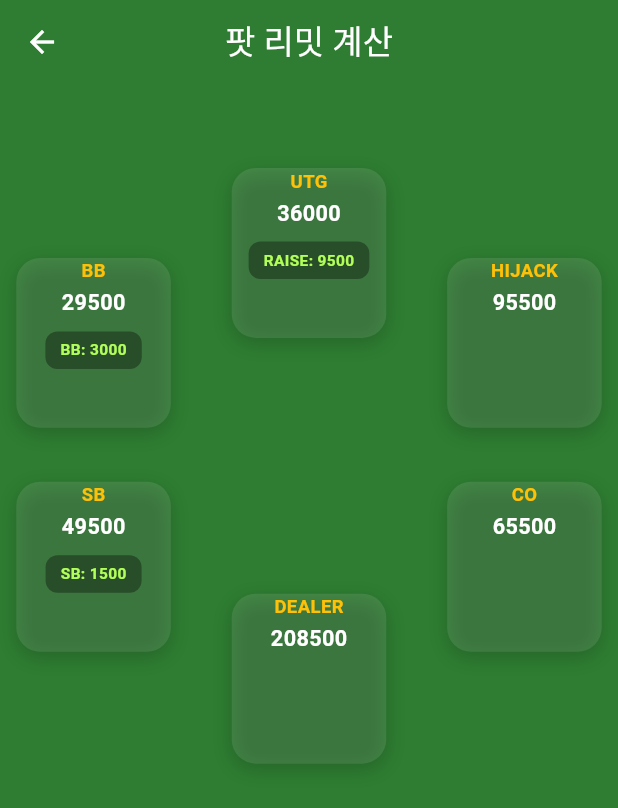
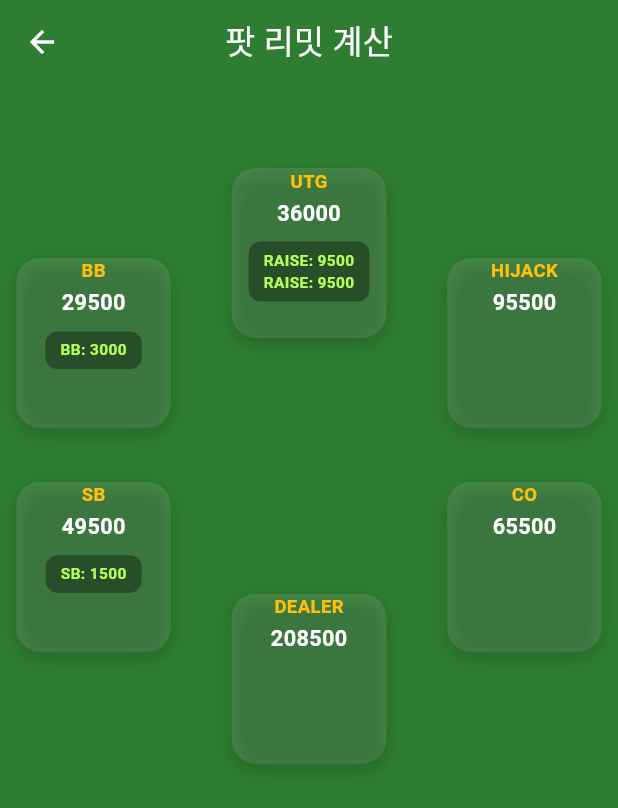
Before and after one commit to snosnosno/mixgame, a Flutter app: the PotLimitPage screen opened directly, after a tap on "게임 시작", on a phone screen of 412 x 824 dp. Shown: the top 808 px of the screen. Run offline on Flutter 3.47's test engine with Material 3 defaults, Android fonts, the phone set to English and light mode, and no system bars; our stand-ins replace audioplayers, shared_preferences; missing offline and left inert: random_card; accounts and stored records are empty; Roboto replaces fonts that are missing (RobotoMono).

Commit message:
UI 표시 금액과 실제 베팅 금액이 일치하도록 수정

```diff
--- a/lib/pot_limit_page.dart
+++ b/lib/pot_limit_page.dart
@@ -212,11 +212,16 @@ class _PotLimitPageState extends State<PotLimitPage> {
       // BettingRound 클래스 내부에서 금액 조정 로직을 처리하도록 함
       // (adjustAmountByBlindSize 메서드가 내부적으로 호출됨)
 
-      print('Action: RAISE | Player: ${player.name} | raiseAmount: \$${formatAmount(raiseAmount)}');
-      bettingRound!.performAction('raise', raiseAmount);
       // 금액 표시용 문자열과 실제 금액 계산용 값을 분리
       // 화면에 표시할 때는 반올림된 금액으로 표시 (500/1000 단위)
       playerActionHistory[playerIndex].add('RAISE: ${formatAmount(raiseAmount)}');
+
+      // 금액 표시용 문자열과 실제 금액 계산용 값을 분리
+      // 화면에 표시할 때는 실제 베팅된 금액을 formatAmount로 표시 (UI와 로그 일치)
+      print('Action: RAISE | Player: ${player.name} | raiseAmount: \$${formatAmount(raiseAmount)}');
+      bettingRound!.performAction('raise', raiseAmount);
+      // 실제 베팅된 금액을 기준으로 표시 (player.bet)
+      playerActionHistory[playerIndex].add('RAISE: ${formatAmount(player.bet)}');
       raiseCount++;
       stateChanged = true;
     } else if (action < 50) {
@@ -239,7 +244,8 @@ class _PotLimitPageState extends State<PotLimitPage> {
           playerActionHistory[playerIndex].clear(); // 기존 SB/BB 표시 제거
           playerActionHistory[playerIndex].add('CALL: ${formatAmount(player.bet)}');
         } else {
-          playerActionHistory[playerIndex].add('CALL: ${formatAmount(callAmount)}');
+          // 실제 베팅 금액(call 후 총 베팅액)을 표시
+          playerActionHistory[playerIndex].add('CALL: ${formatAmount(player.bet)}');
         }
       }
       stateChanged = true;
@@ -280,11 +286,14 @@ class _PotLimitPageState extends State<PotLimitPage> {
         // 칩이 부족하면 올인
         print('플레이어 칩이 부족하여 올인');
         bettingRound!.performAction('allIn');
+        // 실제 베팅된 금액을 기준으로 올인 금액 표시
+        playerActionHistory[playerIndex].add('ALL-IN: ${formatAmount(player.bet)}');
       } else {
-      bettingRound!.performAction('raise', potBet);
+        bettingRound!.performAction('raise', potBet);
+        // POT 베팅 후에는 실제 베팅 금액을 표시
+        playerActionHistory[playerIndex].add('POT!: ${formatAmount(player.bet)}');
       }
 
-      playerActionHistory[playerIndex].add('POT!');
       isPotGuessing = true;
       resultMessage = '';
       raiseCount++;
```
